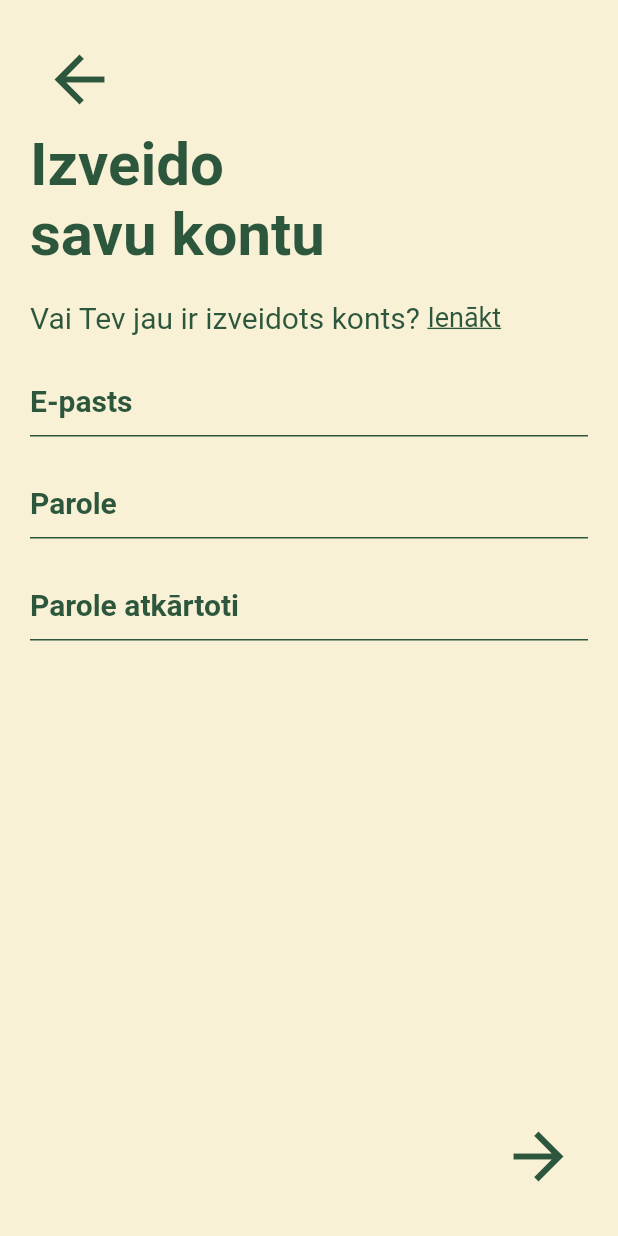
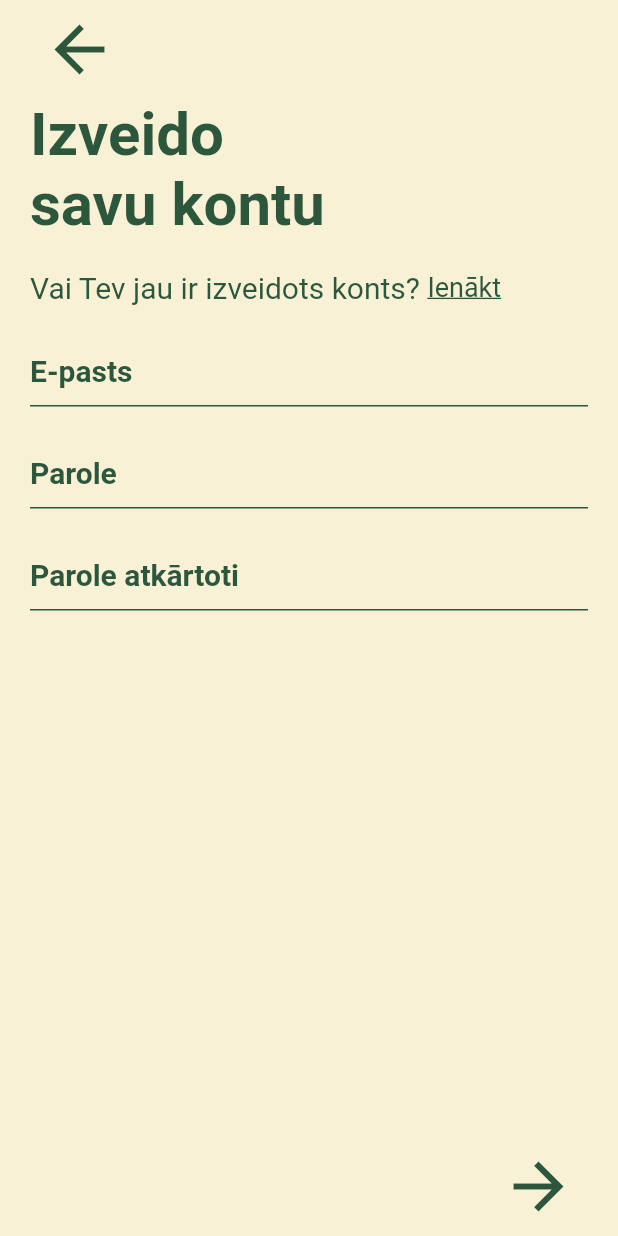
Before and after one commit to janisviksne/emori, a Flutter app: the screen it shows after launch, after a tap on "Yalla", on a phone screen of 412 x 824 dp. Run offline on Flutter 3.47's test engine with Material 2 defaults, Android fonts, the phone set to English and light mode, and no system bars.

Commit message:
Adjusted padding Nr. 2

```diff
--- a/lib/auth_screens/date_picker_screen.dart
+++ b/lib/auth_screens/date_picker_screen.dart
@@ -20,7 +20,7 @@ class _DatePickerPageState extends State<BirthDatePicker> {
         backgroundColor: kActiveGreen,
         body: SafeArea(
           child: Padding(
-            padding: const EdgeInsets.all(20.0),
+            padding: const EdgeInsets.only(left: 20, right: 20),
             child: Column(
               children: [
                 Row(
--- a/lib/auth_screens/education_screen.dart
+++ b/lib/auth_screens/education_screen.dart
@@ -20,7 +20,7 @@ class _EducationSelectionScreenState extends State<EducationSelectionScreen> {
       backgroundColor: kActiveGreen,
       body: SafeArea(
         child: Padding(
-          padding: const EdgeInsets.all(27.0),
+          padding: const EdgeInsets.only(left: 27, right: 27, bottom: 27),
           child: Column(
             children: [
               Row(
--- a/lib/auth_screens/email_password_screen.dart
+++ b/lib/auth_screens/email_password_screen.dart
@@ -37,7 +37,7 @@ class _EmailPasswordScreenState extends State<EmailPasswordScreen> {
       backgroundColor: kActiveYellow,
       body: SafeArea(
         child: Padding(
-          padding: const EdgeInsets.all(20.0),
+          padding: const EdgeInsets.only(left: 20, right: 20),
           child: Column(
             children: [
               Row(
--- a/lib/auth_screens/gender_screen.dart
+++ b/lib/auth_screens/gender_screen.dart
@@ -21,7 +21,7 @@ class _GenderScreenState extends State<GenderScreen> {
       backgroundColor: kActiveGreen,
       body: SafeArea(
         child: Padding(
-          padding: const EdgeInsets.all(27.0),
+          padding: const EdgeInsets.only(left: 27, right: 27),
           child: Column(
             children: [
               Row(
--- a/lib/auth_screens/login_screen.dart
+++ b/lib/auth_screens/login_screen.dart
@@ -40,7 +40,7 @@ class _LoginState extends State<Login> {
       backgroundColor: kActiveYellow,
       body: SafeArea(
         child: Padding(
-          padding: const EdgeInsets.all(20.0),
+          padding: const EdgeInsets.only(left: 20, right: 20),
           child: Column(
             crossAxisAlignment: CrossAxisAlignment.end,
             children: [
--- a/lib/auth_screens/username_screen.dart
+++ b/lib/auth_screens/username_screen.dart
@@ -20,7 +20,7 @@ class _UsernameState extends State<UsernameScreen> {
         backgroundColor: kActiveGreen,
         body: SafeArea(
           child: Padding(
-            padding: const EdgeInsets.all(15.0),
+            padding: const EdgeInsets.only(left: 20, right: 20),
             child: Column(
               children: [
                 Row(
```
